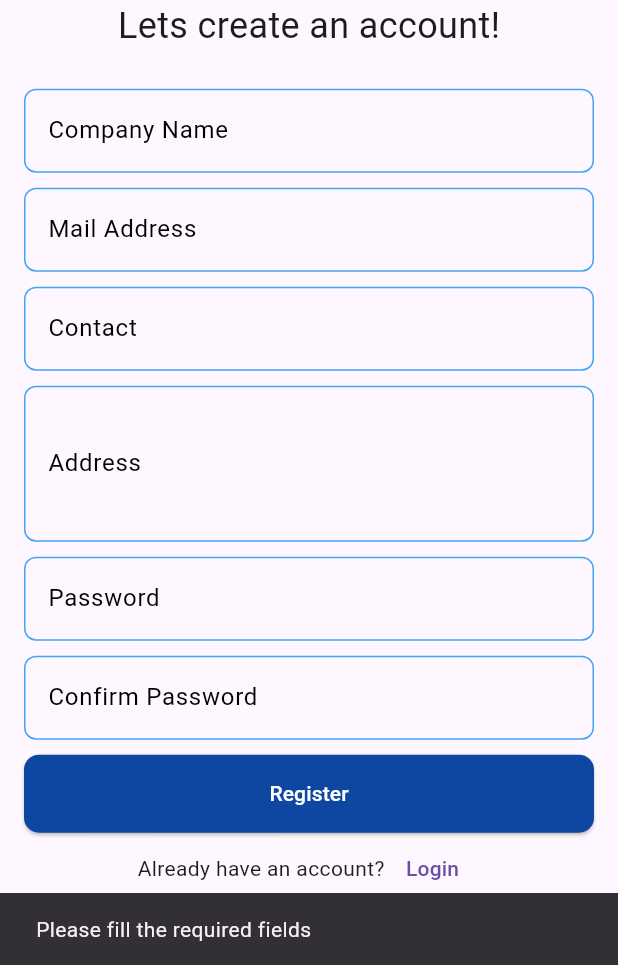
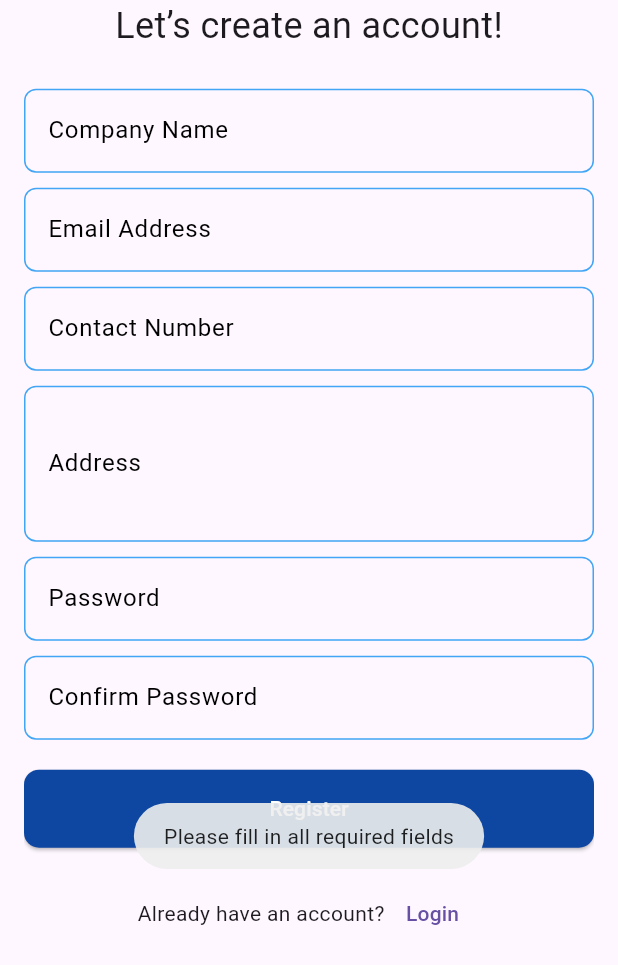
Before and after one commit to musharrafhamraz/Job-Portal-GB, a Flutter app: the RegisterAsRecScreen screen opened directly, after a tap on "Register", on a phone screen of 412 x 824 dp, the part 271-1236 px from its top. Run offline on Flutter 3.47's test engine with Material 3 defaults, Android fonts, the phone set to English and light mode, and no system bars; our stand-ins replace cloud_firestore, file_picker, firebase_auth, firebase_core, firebase_storage, fluttertoast; accounts and stored records are empty.

Commit message:
company signup completed.

```diff
--- a/lib/auth/auth_services.dart
+++ b/lib/auth/auth_services.dart
@@ -27,6 +27,7 @@ class AuthServices {
         'uid': userCredential.user!.uid,
         'skills': skills, // Store skills as a list
         'resume_url': resumePath, // Store the download URL of the resume
+        'role': 'Job Seeker'
       });
 
       Fluttertoast.showToast(msg: 'Registration successful!');
@@ -56,7 +57,9 @@ class AuthServices {
         'contact': contact,
         'address': address,
         'uid': userCredential.user!.uid,
+        'role': 'Recruiter'
       });
+      Fluttertoast.showToast(msg: 'Sign Up SuccessFull.');
     } catch (e) {
       Fluttertoast.showToast(msg: 'Error... Signing Up!');
       rethrow;
--- a/lib/auth/register_as_rec_screen.dart
+++ b/lib/auth/register_as_rec_screen.dart
@@ -1,4 +1,7 @@
+import 'dart:io';
 import 'package:flutter/material.dart';
+import 'package:fluttertoast/fluttertoast.dart';
+import 'package:jobfinder/auth/auth_services.dart';
 import 'package:jobfinder/auth/login_screen.dart';
 import 'package:jobfinder/constants/image_strings.dart';
 import 'package:jobfinder/widgets/main_button.dart';
@@ -12,14 +15,105 @@ class RegisterAsRecScreen extends StatefulWidget {
 }
 
 class _RegisterAsRecScreenState extends State<RegisterAsRecScreen> {
+  // Define controllers
+  final emailController = TextEditingController();
+  final passController = TextEditingController();
+  final addressController = TextEditingController();
+  final confirmController = TextEditingController();
+  final nameController = TextEditingController();
+  final phoneController = TextEditingController();
+
+  final AuthServices _auth = AuthServices();
+  bool _isLoading = false; // To manage loading indicator state
+
+  @override
+  void dispose() {
+    // Dispose controllers
+    emailController.dispose();
+    passController.dispose();
+    addressController.dispose();
+    confirmController.dispose();
+    nameController.dispose();
+    phoneController.dispose();
+    super.dispose();
+  }
+
+  // Function to handle registration
+  Future<void> _handleRegister() async {
+    final String name = nameController.text.trim();
+    final String email = emailController.text.trim();
+    final String phone = phoneController.text.trim();
+    final String pass = passController.text.trim();
+    final String address = addressController.text.trim();
+    final String confirmPass = confirmController.text.trim();
+
+    if (email.isEmpty ||
+        pass.isEmpty ||
+        name.isEmpty ||
+        address.isEmpty ||
+        phone.isEmpty ||
+        confirmPass.isEmpty) {
+      Fluttertoast.showToast(msg: 'Please fill in all required fields');
+      return;
+    }
+
+    if (pass != confirmPass) {
+      Fluttertoast.showToast(msg: 'Passwords do not match');
+      return;
+    }
+
+    setState(() {
+      _isLoading = true;
+    });
+
+    try {
+      await _auth.signUpCompany(email, pass, name, phone, address);
+      showModalBottomSheet(
+        context: context,
+        builder: (context) {
+          return Padding(
+            padding: const EdgeInsets.all(16.0),
+            child: Column(
+              mainAxisSize: MainAxisSize.min,
+              children: [
+                const Text(
+                  'Application Under Review',
+                  style: TextStyle(fontSize: 20, fontWeight: FontWeight.bold),
+                ),
+                const SizedBox(height: 10),
+                const Text(
+                  'Your application is under review and will typically take three business days for approval.',
+                  textAlign: TextAlign.center,
+                ),
+                const SizedBox(height: 10),
+                const Text(
+                  'We appreciate your patience.',
+                  textAlign: TextAlign.center,
+                ),
+                OutlinedButton(
+                    onPressed: () {
+                      Navigator.of(context).pushReplacement(
+                          MaterialPageRoute(builder: (context) {
+                        return const LoginScreen();
+                      }));
+                    },
+                    child: const Text('OK'))
+              ],
+            ),
+          );
+        },
+      );
+    } catch (e) {
+      Fluttertoast.showToast(msg: 'Error signing up: ${e.toString()}');
+    } finally {
+      setState(() {
+        _isLoading = false;
+      });
+    }
+  }
+
   @override
   Widget build(BuildContext context) {
-    var emailController = TextEditingController();
-    var passController = TextEditingController();
-    var addressController = TextEditingController();
-    var confirmController = TextEditingController();
-    var nameController = TextEditingController();
-    var phoneController = TextEditingController();
     return Scaffold(
       body: Padding(
         padding: const EdgeInsets.all(16.0),
@@ -31,119 +125,78 @@ class _RegisterAsRecScreenState extends State<RegisterAsRecScreen> {
                 Image(
                   height: MediaQuery.of(context).size.height * 0.2,
                   width: MediaQuery.of(context).size.width * 0.9,
-                    image: const AssetImage(ImageStrings.handshake)),
+                  image: const AssetImage(ImageStrings.handshake),
+                ),
                 const Text(
-                  'Lets create an account!',
+                  'Let’s create an account!',
                   style: TextStyle(
                     fontSize: 24.0,
                   ),
                 ),
-                const SizedBox(
-                  height: 25,
+                const SizedBox(height: 25),
+                CustomTextField(
+                  controller: nameController,
+                  label: 'Company Name',
                 ),
+                const SizedBox(height: 10),
                 CustomTextField(
-                    controller: nameController, label: 'Company Name'),
-                const SizedBox(
-                  height: 10,
+                  controller: emailController,
+                  label: 'Email Address',
                 ),
+                const SizedBox(height: 10),
                 CustomTextField(
-                    controller: emailController, label: 'Mail Address'),
-                const SizedBox(
-                  height: 10,
+                  controller: phoneController,
+                  label: 'Contact Number',
                 ),
-                CustomTextField(controller: phoneController, label: 'Contact'),
-                const SizedBox(
-                  height: 10,
-                ),
+                const SizedBox(height: 10),
                 CustomTextField(
                   controller: addressController,
                   label: 'Address',
                   maxLines: 3,
                 ),
-                const SizedBox(
-                  height: 10,
+                const SizedBox(height: 10),
+                CustomTextField(
+                  controller: passController,
+                  label: 'Password',
+                  obscureText: false,
                 ),
-                CustomTextField(controller: passController, label: 'Password'),
-                const SizedBox(
-                  height: 10,
+                const SizedBox(height: 10),
+                CustomTextField(
+                  controller: confirmController,
+                  label: 'Confirm Password',
+                  obscureText: false,
                 ),
-                CustomTextField(
-                    controller: confirmController, label: 'Confirm Password'),
-                const SizedBox(
-                  height: 10,
-                ),
-                CustomButton(
-                  onPress: () {
-                    final String name = nameController.text.trim();
-                    final String email = emailController.text.trim();
-                    final String phone = phoneController.text.trim();
-                    final String pass = passController.text.trim();
-                    final String confirmPass = confirmController.text.trim();
-
-                    if (email.isNotEmpty &&
-                        pass.isNotEmpty &&
-                        name.isNotEmpty &&
-                        phone.isNotEmpty &&
-                        confirmPass.isNotEmpty) {
-                      if (pass != confirmPass) {
-                        ScaffoldMessenger.of(context).showSnackBar(
-                            const SnackBar(
-                                content: Text('Password donot match.')));
-                      } else {
-                        ScaffoldMessenger.of(context).showSnackBar(
-                            const SnackBar(
-                                content: Text('Register Function execution.')));
-
-                        showDialog(
-                            context: context,
-                            builder: (context) {
-                              return AlertDialog(
-                                title: const Text('Confirmation?'),
-                                content:
-                                    const Text('Prove That you are a Company?'),
-                                actions: [
-                                  TextButton(
-                                    onPressed: () {
-                                      Navigator.of(context).pop();
-                                    },
-                                    child: const Text('Drop a phone call'),
-                                  ),
-                                  TextButton(
-                                    onPressed: () {
-                                      Navigator.of(context).pop();
-                                    },
-                                    child: const Text('Cancel'),
-                                  ),
-                                ],
-                              );
-                            });
-                      }
-                    } else {
-                      ScaffoldMessenger.of(context).showSnackBar(const SnackBar(
-                          content: Text('Please fill the required fields')));
-                    }
-                  },
+                const SizedBox(height: 20),
+                // Show a loading spinner if _isLoading is true
+                _isLoading
+                    ? const CircularProgressIndicator(
+                        valueColor: AlwaysStoppedAnimation<Color>(Colors.blue))
+                    : CustomButton(
+                        onPress: _handleRegister,
                         buttonTxt: const Text(
                           'Register',
                           style: TextStyle(color: Colors.white),
                         ),
                       ),
+                const SizedBox(height: 20),
                 Row(
                   mainAxisAlignment: MainAxisAlignment.center,
                   children: [
                     const Text('Already have an account?'),
                     TextButton(
                       onPressed: () {
-                          Navigator.of(context)
-                              .push(MaterialPageRoute(builder: (context) {
-                            return const LoginScreen();
-                          }));
+                        Navigator.of(context).push(
+                          MaterialPageRoute(
+                            builder: (context) => const LoginScreen(),
+                          ),
+                        );
                       },
-                        child: const Text('Login'))
+                      child: const Text('Login'),
+                    ),
                   ],
-                )
+                ),
               ],
-            )
+            ),
           ],
         ),
       ),
```
Also changed, not shown: lib/auth/register_as_jobseeker_screen.dart (+6 -10 lines). Lines whose indentation alone changed are shown as unchanged.
